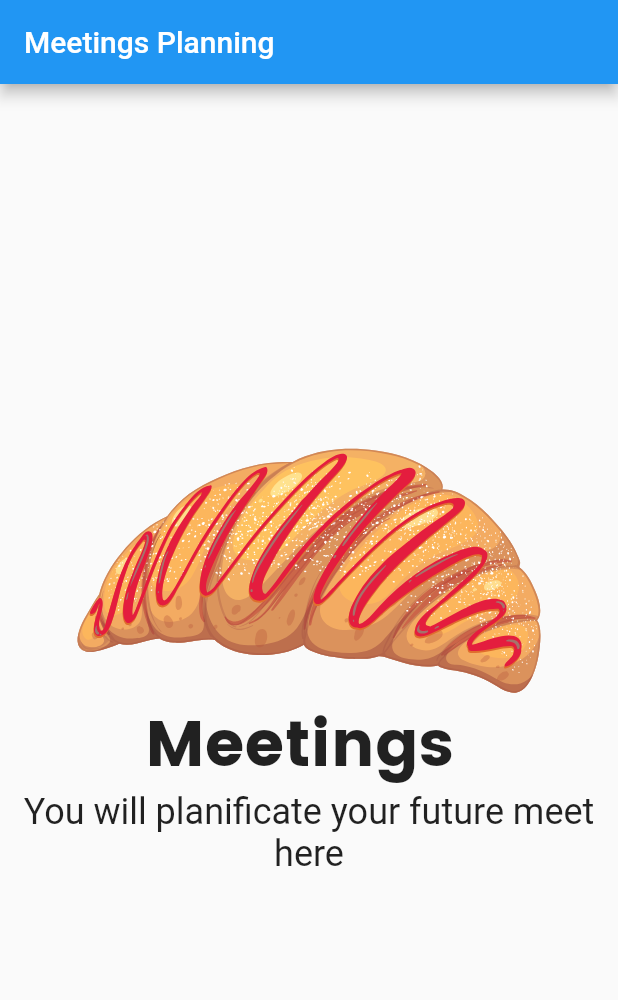
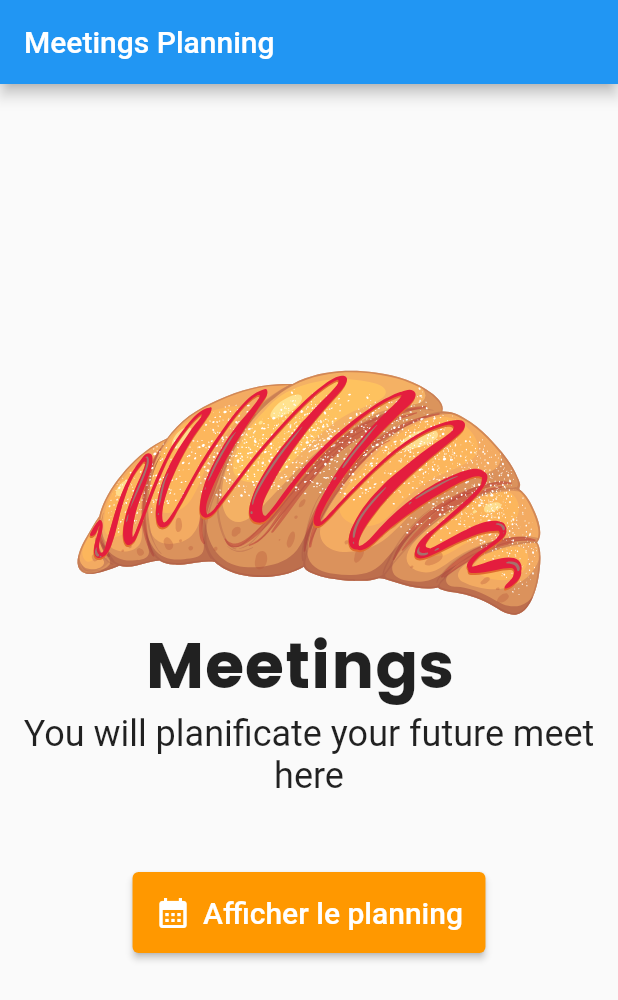
Before and after one commit to Johncross00/meet-planning, a Flutter app: the screen it shows after launch, on a phone screen of 412 x 824 dp. Shown: the top 1000 px of the screen. Run offline on Flutter 3.47's test engine with Material 2 defaults, Android fonts, the phone set to English and light mode, and no system bars; our stand-ins replace flutter_svg.

Commit message:
Font using Poppins, Images, Svg images with assets

```diff
--- a/lib/main.dart
+++ b/lib/main.dart
@@ -1,6 +1,5 @@
 import 'package:flutter/material.dart';
-import 'package:flutter_svg/flutter_svg.dart';
-
+import 'package:meet/pages/home_page.dart';
 void main() {
   runApp(const MyApp());
 }
@@ -10,32 +9,7 @@ class MyApp extends StatelessWidget {
   @override
   Widget build(BuildContext context) {
     return MaterialApp(
-      home: Scaffold(
-        appBar: AppBar(
-          title: const Text("Meetings Planning"),
-        ),
-        body: Center(
-            child: Column(
-              mainAxisAlignment: MainAxisAlignment.center,
-              children: [
-            // Image(image: AssetImage('assets/images/apple.jpg'))
-                SvgPicture.asset(
-                    ("assets/images/bread.svg")),
-               Text("Meetings ",
-                  style: TextStyle(
-                    fontSize: 42,
-                    fontFamily: 'Poppins'
-                  )
-                ),
-                Text("You will planificate your future meet here",
-                style: TextStyle(
-                  fontSize: 24,
-                ),
-                textAlign: TextAlign.center,)
-              ],
-            )
-        ),
-      ),
+      home: HomePage(),
     );
   }
 }
--- /dev/null
+++ b/lib/pages/home_page.dart
@@ -0,0 +1,60 @@
+import 'package:flutter/material.dart';
+import 'package:flutter_svg/svg.dart';
+
+import 'event_page.dart';
+class HomePage extends StatelessWidget {
+  const HomePage({
+    super.key,
+  });
+
+  @override
+  Widget build(BuildContext context) {
+    return Scaffold(
+      appBar: AppBar(
+        title: const Text("Meetings Planning"),
+      ),
+      body: Center(
+          child: Column(
+            mainAxisAlignment: MainAxisAlignment.center,
+            children: [
+              // Image(image: AssetImage('assets/images/apple.jpg')),
+              //     Image.asset("assets/images/apple.jpg"),
+              SvgPicture.asset(
+                  ("assets/images/bread.svg")),
+              const Text("Meetings ",
+                  style: TextStyle(
+                      fontSize: 42,
+                      fontFamily: 'Poppins'
+                  )
+              ),
+              const Text("You will planificate your future meet here",
+                style: TextStyle(
+                  fontSize: 24,
+                ),
+                textAlign: TextAlign.center,),
+              Padding(padding: EdgeInsets.only(top: 50)),
+              ElevatedButton.icon(
+                style: ButtonStyle(
+                  padding: MaterialStateProperty.all(EdgeInsets.all(15)),
+                  backgroundColor: MaterialStateProperty.all<Color>(Colors.orange),
+                ),
+                onPressed: () {
+                  Navigator.push(
+                    context,
+                    MaterialPageRoute(builder: (context) => EventPage()),
+                  );
+                },
+                // child: Text("Afficher le planning",
+                label: Text("Afficher le planning",
+                  style: TextStyle(
+                      fontSize: 20
+                  ),
+                ),
+                icon: Icon(Icons.calendar_month),
+              )
+            ],
+          )
+      ),
+    );
+  }
+}
```
Also changed, not shown: lib/pages/event_page.dart (added, +24 -0 lines).
